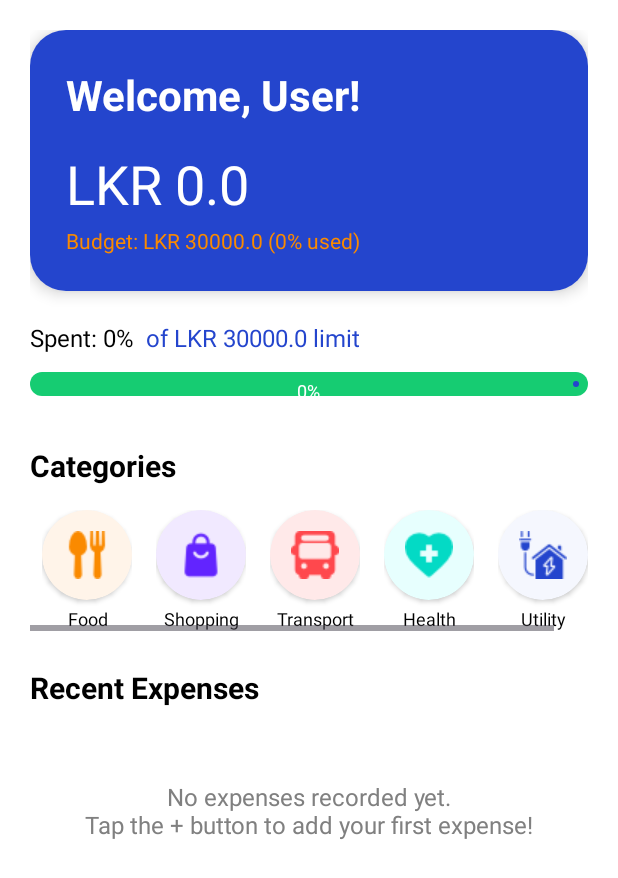
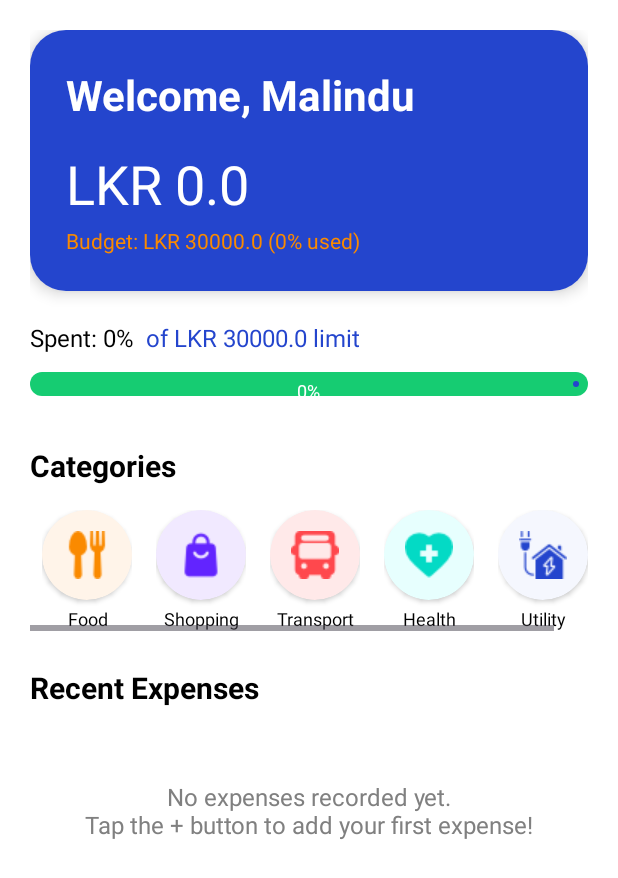
Before and after one commit to Malindup2/FinBot, an Android app: the fragment homeFragment shown on its own in the app's theme, on a phone screen of 412 x 824 dp. Shown: the top 878 px of the screen. Run offline under Robolectric (Android 15) with nearby library versions, the phone set to English and light mode, and no system bars.

```diff
--- a/app/src/main/java/com/example/finbot/fragment/home.kt
+++ b/app/src/main/java/com/example/finbot/fragment/home.kt
@@ -30,7 +30,6 @@ class homeFragment : Fragment() {
     private lateinit var progressPercentage: TextView
     private lateinit var spentPercentText: TextView
     private lateinit var limitText: TextView
-    private lateinit var welcomeText: TextView
     private lateinit var sharedPrefsManager: SharedPreferencesManager
     private lateinit var notificationHelper: NotificationHelper
     private lateinit var adapter: ExpenseAdapter
@@ -59,15 +58,10 @@ class homeFragment : Fragment() {
         progressPercentage = view.findViewById(R.id.progressPercentage)
         spentPercentText = view.findViewById(R.id.spentPercentText)
         limitText = view.findViewById(R.id.limitText)
-        welcomeText = view.findViewById(R.id.welcomeText)
 
         // Set up RecyclerView with fixed height issue
         recyclerView.layoutManager = LinearLayoutManager(requireContext())
         recyclerView.isNestedScrollingEnabled = true
-
-        // Update welcome text with user's name
-        val userName = sharedPrefsManager.getUserName()
-        welcomeText.text = "Welcome, $userName!"
 
         return view
     }
@@ -130,7 +124,7 @@ class homeFragment : Fragment() {
     private fun showExpenseOptionsDialog(expense: Expense) {
         val options = arrayOf("Edit", "Delete")
 
-        AlertDialog.Builder(requireContext(), R.style.CustomDialogTheme)
+        AlertDialog.Builder(requireContext())
             .setTitle("Expense Options")
             .setItems(options) { _, which ->
                 when (which) {
@@ -250,7 +244,7 @@ class homeFragment : Fragment() {
     }
 
     private fun deleteExpense(expense: Expense) {
-        AlertDialog.Builder(requireContext(), R.style.CustomDialogTheme)
+        AlertDialog.Builder(requireContext())
             .setTitle("Delete Expense")
             .setMessage("Are you sure you want to delete this expense?")
             .setPositiveButton("Delete") { _, _ ->
--- a/app/src/main/res/layout/home.xml
+++ b/app/src/main/res/layout/home.xml
@@ -28,7 +28,6 @@
                 android:background="@color/Blue">
 
                 <TextView
-                    android:id="@+id/welcomeText"
                     android:layout_width="match_parent"
                     android:layout_height="wrap_content"
                     android:text="Welcome, Malindu"
--- a/app/src/main/res/layout/stat.xml
+++ b/app/src/main/res/layout/stat.xml
@@ -109,7 +109,7 @@
                     android:layout_height="wrap_content"
                     android:orientation="vertical"
                     android:padding="16dp"
-                    android:background="@color/progress">
+                    android:background="@color/food">
                     <TextView
                         android:layout_width="wrap_content"
                         android:layout_height="wrap_content"
```
